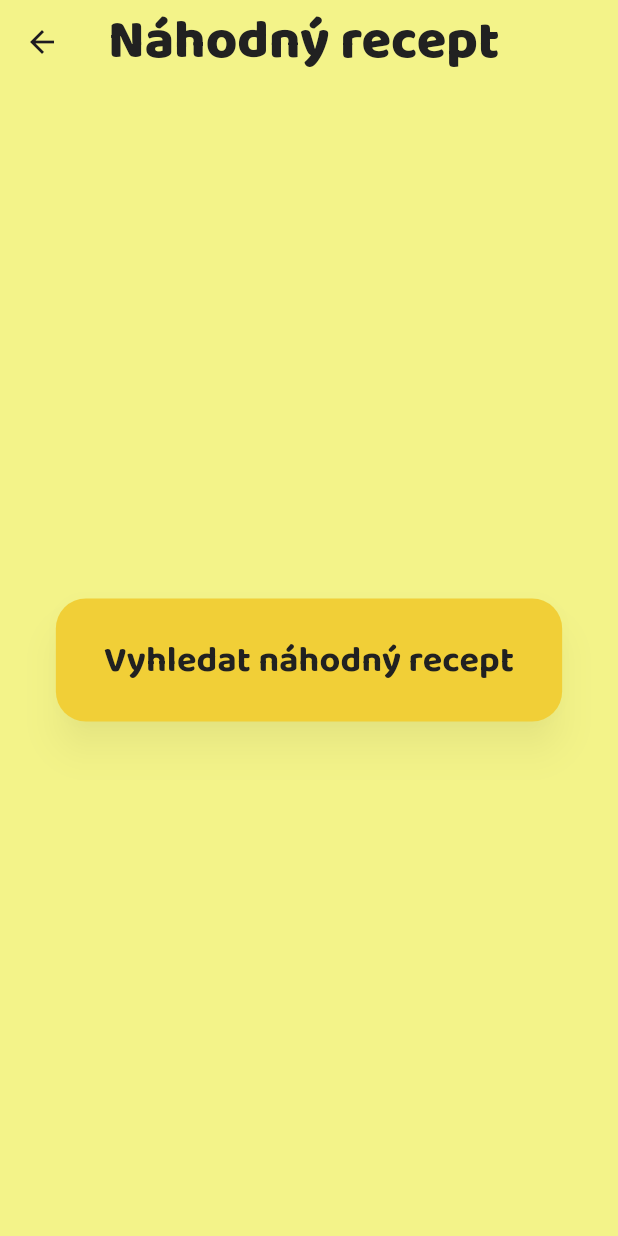
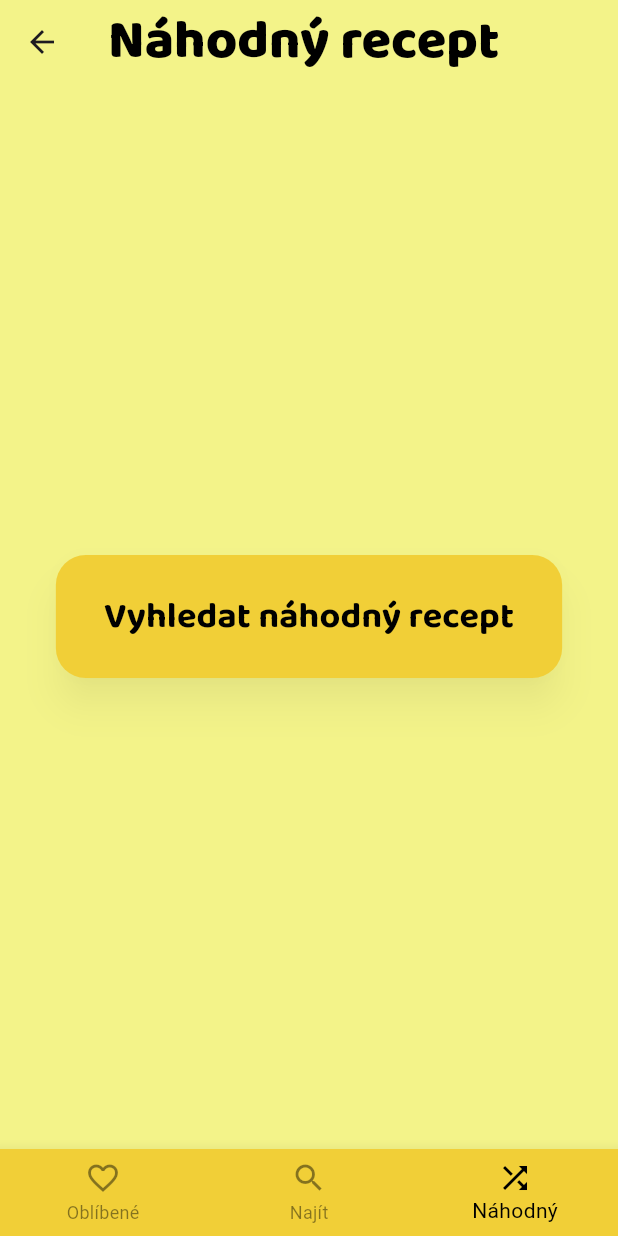
Before and after one commit to Dzejkoubi/receptar, a Flutter app: the RandomRecepieScreen screen opened by its route, on a phone screen of 412 x 824 dp. Run offline on Flutter 3.47's test engine with Material 3 defaults, Android fonts, the phone set to English and light mode, and no system bars; our stand-ins replace auto_route.

Commit message:
Implement bottom navigation bar

```diff
--- a/lib/app/const/style_constants.dart
+++ b/lib/app/const/style_constants.dart
@@ -4,8 +4,8 @@ class StyleConstants {
   // Colors
   static const Color primaryColor = Color.fromARGB(255, 241, 207, 55);
   static const Color backgroundColor = Color.fromARGB(255, 243, 243, 137);
-  static const Color primaryTextColor = Color(0xFF212121);
-  static const Color secondaryTextColor = Color(0x80757575);
+  static const Color primaryTextColor = Colors.black;
+  static const Color secondaryTextColor = Colors.black45;
   static const Color accentColor = Color(0xFF00BFA5);
 
   // Text Styles
--- a/lib/app/router/router.dart
+++ b/lib/app/router/router.dart
@@ -19,25 +19,25 @@ class AppRouter extends RootStackRouter {
         CustomRoute(
           page: RandomRecepieRoute.page,
           path: '/randomRecepie',
-          transitionsBuilder: TransitionsBuilders.slideLeft,
+          transitionsBuilder: TransitionsBuilders.noTransition,
           durationInMilliseconds: 300,
         ),
         CustomRoute(
           page: LikedRecepiesRoute.page,
           path: '/likedRecepies',
-          transitionsBuilder: TransitionsBuilders.slideLeft,
+          transitionsBuilder: TransitionsBuilders.noTransition,
           durationInMilliseconds: 300,
         ),
         CustomRoute(
           page: FindRecepieRoute.page,
           path: '/findRecepie',
-          transitionsBuilder: TransitionsBuilders.slideLeft,
+          transitionsBuilder: TransitionsBuilders.noTransition,
           durationInMilliseconds: 300,
         ),
         CustomRoute(
           page: ShowRecepieRoute.page,
           path: '/recepie',
-          transitionsBuilder: TransitionsBuilders.slideLeft,
+          transitionsBuilder: TransitionsBuilders.noTransition,
           durationInMilliseconds: 300,
         ),
       ];
--- /dev/null
+++ b/lib/app/shared/widgets/bottom_navigation_bar.dart
@@ -0,0 +1,59 @@
+import 'package:flutter/material.dart';
+import 'package:auto_route/auto_route.dart';
+import 'package:receptar/app/const/style_constants.dart';
+import 'package:receptar/app/router/router.dart';
+
+class BottomNavBar extends StatelessWidget {
+  const BottomNavBar({required this.currentIndex, super.key});
+  final int currentIndex;
+
+  @override
+  Widget build(BuildContext context) {
+    return BottomNavigationBar(
+      backgroundColor: StyleConstants.primaryColor,
+      currentIndex: currentIndex,
+      onTap: (index) {
+        switch (index) {
+          case 0:
+            context.router.pushAndPopUntil(
+              const LikedRecepiesRoute(),
+              predicate: (route) => false,
+            );
+            break;
+          case 1:
+            context.router.pushAndPopUntil(
+              const FindRecepieRoute(),
+              predicate: (route) => false,
+            );
+            break;
+          case 2:
+            context.router.pushAndPopUntil(
+              const RandomRecepieRoute(),
+              predicate: (route) => false,
+            );
+            break;
+        }
+      },
+      items: const [
+        BottomNavigationBarItem(
+          icon: Icon(Icons.favorite_border),
+          label: 'Oblíbené',
+        ),
+        BottomNavigationBarItem(
+          icon: Icon(Icons.search),
+          label: 'Najít',
+        ),
+        BottomNavigationBarItem(
+          icon: Icon(Icons.shuffle),
+          label: 'Náhodný',
+        ),
+      ],
+      // Styles
+      enableFeedback: true,
+      // Selected
+      fixedColor: StyleConstants.primaryTextColor,
+      // Unselected
+      unselectedItemColor: StyleConstants.secondaryTextColor,
+    );
+  }
+}
--- a/lib/main.dart
+++ b/lib/main.dart
@@ -15,6 +15,7 @@ class App extends StatelessWidget {
   @override
   Widget build(BuildContext context) {
     return MaterialApp.router(
+      debugShowCheckedModeBanner: false,
       routerConfig: _appRouter.config(),
     );
   }
--- a/lib/screens/find_recepie_screen/find_recepie_screen.dart
+++ b/lib/screens/find_recepie_screen/find_recepie_screen.dart
@@ -2,6 +2,7 @@ import 'package:auto_route/auto_route.dart';
 import 'package:flutter/material.dart';
 import 'package:receptar/app/const/style_constants.dart';
 import 'package:receptar/app/shared/styled/styled_text.dart';
+import 'package:receptar/app/shared/widgets/bottom_navigation_bar.dart';
 
 @RoutePage()
 class FindRecepieScreen extends StatelessWidget {
@@ -12,17 +13,18 @@ class FindRecepieScreen extends StatelessWidget {
     return Scaffold(
       backgroundColor: StyleConstants.backgroundColor,
       appBar: AppBar(
-        title: StyledHeadingText(text: "Najít recept"),
         backgroundColor: StyleConstants.backgroundColor,
+        title: const Text("Najít recept"),
       ),
       body: Center(
         child: Text(
-          "FindRecepie",
+          "Najít recept",
           style: TextStyle(
             fontSize: 24,
           ),
         ),
       ),
+      bottomNavigationBar: BottomNavBar(currentIndex: 1),
     );
   }
 }
--- a/lib/screens/random_recepie_screen/random_recepie_screen.dart
+++ b/lib/screens/random_recepie_screen/random_recepie_screen.dart
@@ -2,6 +2,7 @@ import 'package:auto_route/auto_route.dart';
 import 'package:flutter/material.dart';
 import 'package:receptar/app/const/style_constants.dart';
 import 'package:receptar/app/shared/styled/styled_text.dart';
+import 'package:receptar/app/shared/widgets/bottom_navigation_bar.dart';
 import 'package:receptar/screens/random_recepie_screen/find_random_recepie_button.dart';
 
 @RoutePage()
@@ -11,18 +12,23 @@ class RandomRecepieScreen extends StatelessWidget {
   @override
   Widget build(BuildContext context) {
     return Scaffold(
+      backgroundColor: StyleConstants.backgroundColor,
+      appBar: AppBar(
+        title: const StyledHeadingText(text: "Náhodný recept"),
         backgroundColor: StyleConstants.backgroundColor,
-        appBar: AppBar(
-          title: const StyledHeadingText(text: "Náhodný recept"),
-          backgroundColor: StyleConstants.backgroundColor,
+      ),
+      body: Padding(
+        padding: const EdgeInsets.all(8.0),
+        child: Center(
+          child: Column(
+            mainAxisAlignment: MainAxisAlignment.center,
+            children: [
+              FindRandomRecepieButton(),
+            ],
+          ),
         ),
-        body: Column(
-          mainAxisAlignment: MainAxisAlignment.center,
-          children: <Widget>[
-            Center(
-              child: FindRandomRecepieButton(),
-            )
-          ],
-        ));
+      ),
+      bottomNavigationBar: BottomNavBar(currentIndex: 2),
+    );
   }
 }
```
Also changed, not shown: lib/screens/liked_recepies_screen/liked_recepies_screen.dart (+18 -1 lines).
